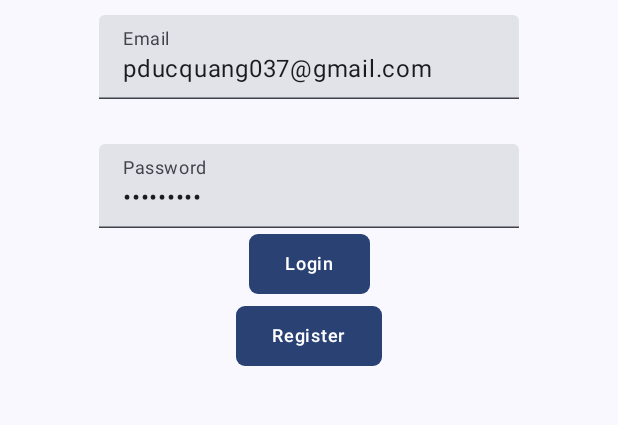
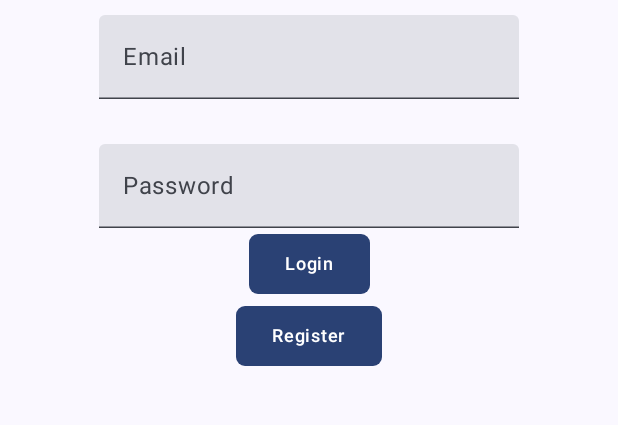
Before and after one commit to quangquang037/LandmarkRemarkApp, an Android app built with Jetpack Compose: the screen it shows after launch (MainActivity), on a phone screen of 412 x 824 dp, the part 447-872 px from its top. Run offline under Robolectric (Android 15) with nearby library versions, the phone set to English and light mode, and no system bars; our stand-ins replace Firebase (no records; nobody signed in at launch, a user with empty details on screens opened directly).

Commit message:
location note

```diff
--- a/app/src/main/java/com/example/landmarkremarkapp/feature/login/LoginScreen.kt
+++ b/app/src/main/java/com/example/landmarkremarkapp/feature/login/LoginScreen.kt
@@ -36,8 +36,8 @@ fun LoginScreen(
     mainViewModel: MainViewModel,
     registerOnclick: () -> Unit ={}
     ){
-    var emailValue by rememberSaveable { mutableStateOf("pducquang037@gmail.com") }
-    var passwordValue by rememberSaveable { mutableStateOf("Quang_168") }
+    var emailValue by rememberSaveable { mutableStateOf("") }
+    var passwordValue by rememberSaveable { mutableStateOf("") }
 
     Box(modifier = Modifier.background(MaterialTheme.colorScheme.background)){
         Column(modifier = Modifier.fillMaxSize(), verticalArrangement = Arrangement.Center) {
```
